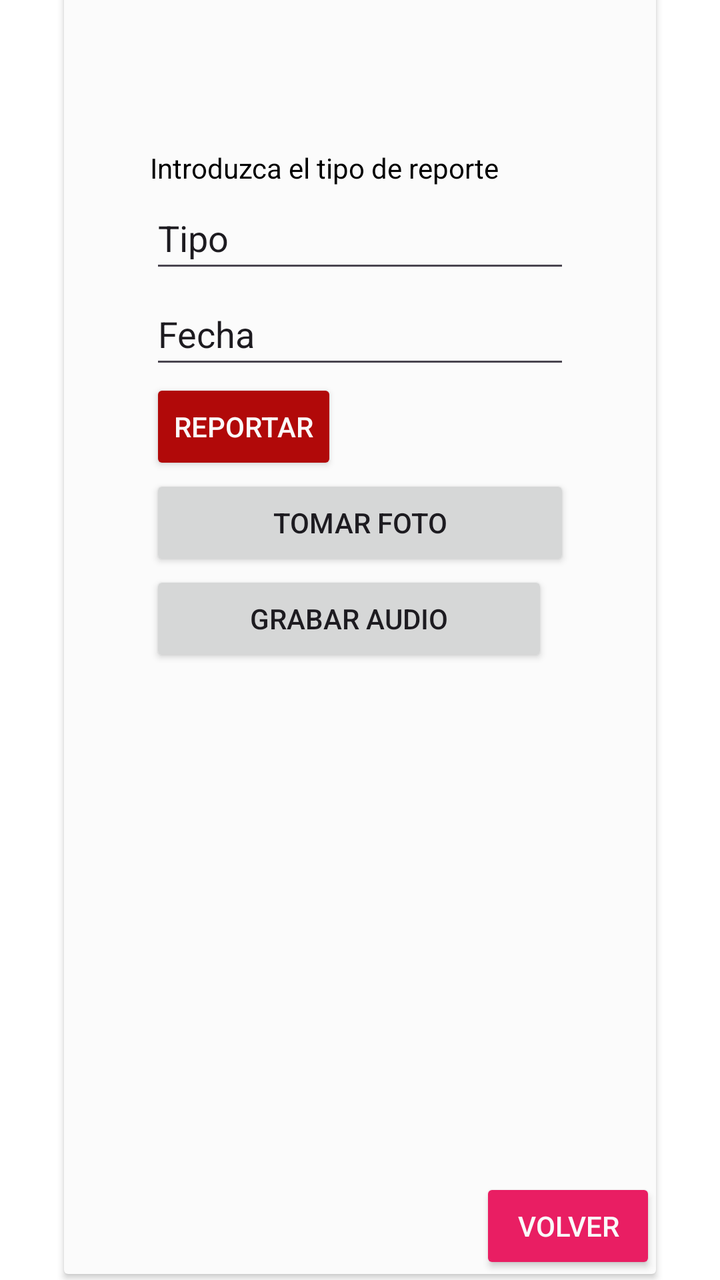
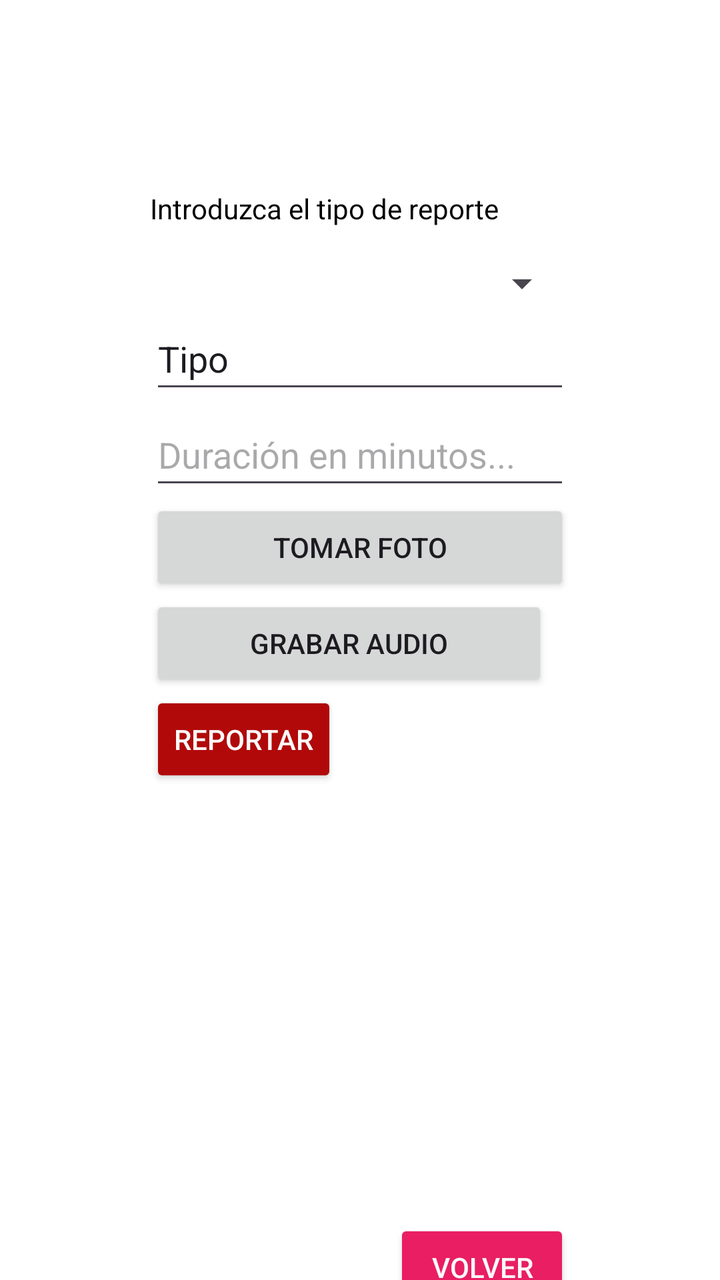

Before-and-after screenshots of an Android layout around one commit, followed by the original layout XML and the change that was made.
<!-- AndroidManifest.xml: application theme Theme.TestMapboxKotlin -->
<!-- res/layout/activity_add_record.xml -->
<?xml version="1.0" encoding="utf-8"?>
<androidx.constraintlayout.widget.ConstraintLayout xmlns:android="http://schemas.android.com/apk/res/android"
    xmlns:app="http://schemas.android.com/apk/res-auto"
    xmlns:tools="http://schemas.android.com/tools"
    android:layout_width="match_parent"
    android:layout_height="match_parent"
    android:background="#FFFFFF"
    android:backgroundTint="#FFFFFF">

    <androidx.cardview.widget.CardView
        android:layout_width="match_parent"
        android:layout_height="650dp"
        android:layout_marginStart="32dp"
        android:layout_marginTop="32dp"
        android:layout_marginEnd="32dp"
        android:layout_marginBottom="49dp"
        android:backgroundTint="#FBFBFB"
        app:layout_constraintBottom_toBottomOf="parent"
        app:layout_constraintEnd_toEndOf="parent"
        app:layout_constraintStart_toStartOf="parent"
        app:layout_constraintTop_toTopOf="parent">

        <LinearLayout
            android:layout_width="wrap_content"
            android:layout_height="wrap_content"
            android:layout_gravity="center"
            android:orientation="vertical">

            <TextView
                android:id="@+id/textView"
                android:layout_width="wrap_content"
                android:layout_height="wrap_content"
                android:text="Introduzca el tipo de reporte"
                android:textColor="#000000"
                android:textColorHighlight="#000000" />

            <EditText
                android:id="@+id/TvTipo"
                android:layout_width="wrap_content"
                android:layout_height="wrap_content"
                android:ems="10"
                android:inputType="text"
                android:minHeight="48dp"
                android:text="Tipo" />

            <EditText
                android:id="@+id/TvFecha"
                android:layout_width="wrap_content"
                android:layout_height="wrap_content"
                android:ems="10"
                android:inputType="text"
                android:minHeight="48dp"
                android:text="Fecha" />

            <Button
                android:id="@+id/submit_btn"
                android:layout_width="wrap_content"
                android:layout_height="wrap_content"
                android:backgroundTint="#B10909"
                android:text="Reportar"
                android:textColor="#FAFAFA"
                android:textColorHighlight="#FDFCFC"
                app:icon="@android:drawable/stat_sys_warning"
                app:iconTint="#FDFDFD" />

            <Button
                android:id="@+id/btnSelectImage"
                android:layout_width="match_parent"
                android:layout_height="wrap_content"
                android:text="Tomar foto" />

            <Button
                android:id="@+id/btn_audio"
                android:layout_width="199dp"
                android:layout_height="wrap_content"
                android:text="Grabar audio" />

            <ImageView
                android:id="@+id/imageView"
                android:layout_width="200dp"
                android:layout_height="200dp"
                android:layout_marginTop="16dp"
                android:contentDescription="Vista previa de imagen"
                android:scaleType="centerCrop"
                 />

        </LinearLayout>

        <LinearLayout
            android:layout_width="wrap_content"
            android:layout_height="wrap_content"
            android:layout_gravity="bottom|right"
            android:orientation="horizontal">

            <Button
                android:id="@+id/back_btn"
                android:layout_width="wrap_content"
                android:layout_height="wrap_content"
                android:layout_weight="1"
                android:backgroundTint="#E91E63"
                android:text="Volver"
                android:textColor="#FAFAFA"
                android:textColorHighlight="#FDFCFC"
                app:icon="@android:drawable/ic_menu_revert"
                app:iconSize="20dp"
                app:iconTint="#FAFAFA" />
        </LinearLayout>

    </androidx.cardview.widget.CardView>

</androidx.constraintlayout.widget.ConstraintLayout>
<!-- resources referenced by this layout -->
<resources>
  <style name="Theme.TestMapboxKotlin" parent="Base.Theme.TestMapboxKotlin" />
  <style name="Base.Theme.TestMapboxKotlin" parent="Theme.Material3.DayNight.NoActionBar">
          
          
      </style>
</resources>

<!-- the commit's change to res/layout/activity_add_record.xml (unified diff, before → after) -->
@@ -7,84 +7,80 @@
     android:background="#FFFFFF"
     android:backgroundTint="#FFFFFF">
 
-    <androidx.cardview.widget.CardView
-        android:layout_width="match_parent"
-        android:layout_height="650dp"
-        android:layout_marginStart="32dp"
-        android:layout_marginTop="32dp"
-        android:layout_marginEnd="32dp"
-        android:layout_marginBottom="49dp"
-        android:backgroundTint="#FBFBFB"
+    <LinearLayout
+        android:layout_width="wrap_content"
+        android:layout_height="wrap_content"
+        android:layout_gravity="center"
+        android:layout_marginStart="24dp"
+        android:layout_marginTop="120dp"
+        android:layout_marginEnd="24dp"
+        android:layout_marginBottom="8dp"
+        android:orientation="vertical"
         app:layout_constraintBottom_toBottomOf="parent"
         app:layout_constraintEnd_toEndOf="parent"
         app:layout_constraintStart_toStartOf="parent"
         app:layout_constraintTop_toTopOf="parent">
 
-        <LinearLayout
+        <TextView
+            android:id="@+id/textView"
             android:layout_width="wrap_content"
             android:layout_height="wrap_content"
-            android:layout_gravity="center"
-            android:orientation="vertical">
+            android:text="Introduzca el tipo de reporte"
+            android:textColor="#000000"
+            android:textColorHighlight="#000000" />
+        <Spinner
+            android:id="@+id/spinnerCategorias"
+            android:layout_width="match_parent"
+            android:layout_height="wrap_content"
+            android:layout_marginTop="16dp"/>
+        <EditText
+            android:id="@+id/TvTipo"
+            android:layout_width="wrap_content"
+            android:layout_height="wrap_content"
+            android:ems="10"
+            android:inputType="text"
+            android:minHeight="48dp"
+            android:text="Tipo" />
 
-            <TextView
-                android:id="@+id/textView"
-                android:layout_width="wrap_content"
-                android:layout_height="wrap_content"
-                android:text="Introduzca el tipo de reporte"
-                android:textColor="#000000"
-                android:textColorHighlight="#000000" />
+        <EditText
+            android:id="@+id/Tv_TiempoVida"
+            android:layout_width="match_parent"
+            android:layout_height="wrap_content"
+            android:ems="10"
+            android:hint="Duración en minutos..."
+            android:inputType="number"
+            android:minHeight="48dp" />
 
-            <EditText
-                android:id="@+id/TvTipo"
-                android:layout_width="wrap_content"
-                android:layout_height="wrap_content"
-                android:ems="10"
-                android:inputType="text"
-                android:minHeight="48dp"
-                android:text="Tipo" />
+        <Button
+            android:id="@+id/btnSelectImage"
+            android:layout_width="match_parent"
+            android:layout_height="wrap_content"
+            android:text="Tomar foto" />
 
-            <EditText
-                android:id="@+id/TvFecha"
-                android:layout_width="wrap_content"
-                android:layout_height="wrap_content"
-                android:ems="10"
-                android:inputType="text"
-                android:minHeight="48dp"
-                android:text="Fecha" />
+        <Button
+            android:id="@+id/btn_audio"
+            android:layout_width="199dp"
+            android:layout_height="wrap_content"
+            android:text="Grabar audio" />
 
-            <Button
-                android:id="@+id/submit_btn"
-                android:layout_width="wrap_content"
-                android:layout_height="wrap_content"
-                android:backgroundTint="#B10909"
-                android:text="Reportar"
-                android:textColor="#FAFAFA"
-                android:textColorHighlight="#FDFCFC"
-                app:icon="@android:drawable/stat_sys_warning"
-                app:iconTint="#FDFDFD" />
+        <Button
+            android:id="@+id/submit_btn"
+            android:layout_width="wrap_content"
+            android:layout_height="wrap_content"
+            android:backgroundTint="#B10909"
+            android:text="Reportar"
+            android:textColor="#FAFAFA"
+            android:textColorHighlight="#FDFCFC"
+            app:icon="@android:drawable/stat_sys_warning"
+            app:iconTint="#FDFDFD" />
 
-            <Button
-                android:id="@+id/btnSelectImage"
-                android:layout_width="match_parent"
-                android:layout_height="wrap_content"
-                android:text="Tomar foto" />
-
-            <Button
-                android:id="@+id/btn_audio"
-                android:layout_width="199dp"
-                android:layout_height="wrap_content"
-                android:text="Grabar audio" />
-
-            <ImageView
-                android:id="@+id/imageView"
-                android:layout_width="200dp"
-                android:layout_height="200dp"
-                android:layout_marginTop="16dp"
-                android:contentDescription="Vista previa de imagen"
-                android:scaleType="centerCrop"
-                 />
-
-        </LinearLayout>
+        <ImageView
+            android:id="@+id/imageView"
+            android:layout_width="200dp"
+            android:layout_height="200dp"
+            android:layout_marginTop="16dp"
+            android:contentDescription="Vista previa de imagen"
+            android:scaleType="centerCrop" />
 
         <LinearLayout
             android:layout_width="wrap_content"
@@ -106,6 +102,6 @@
                 app:iconTint="#FAFAFA" />
         </LinearLayout>
 
-    </androidx.cardview.widget.CardView>
+    </LinearLayout>
 
 </androidx.constraintlayout.widget.ConstraintLayout>
